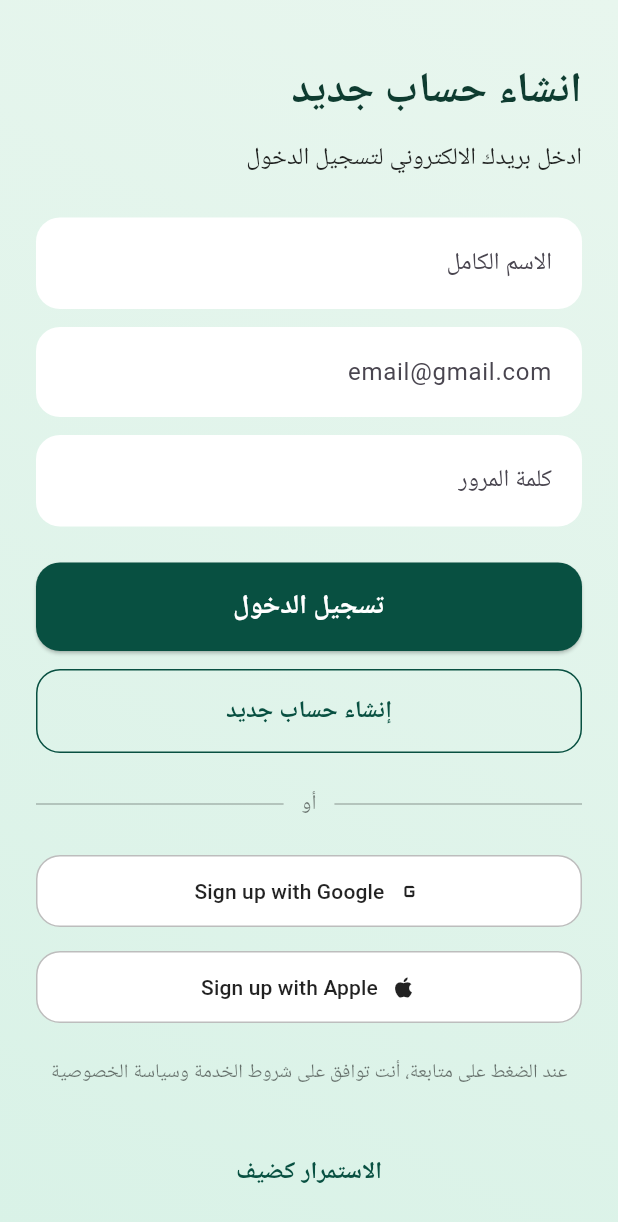
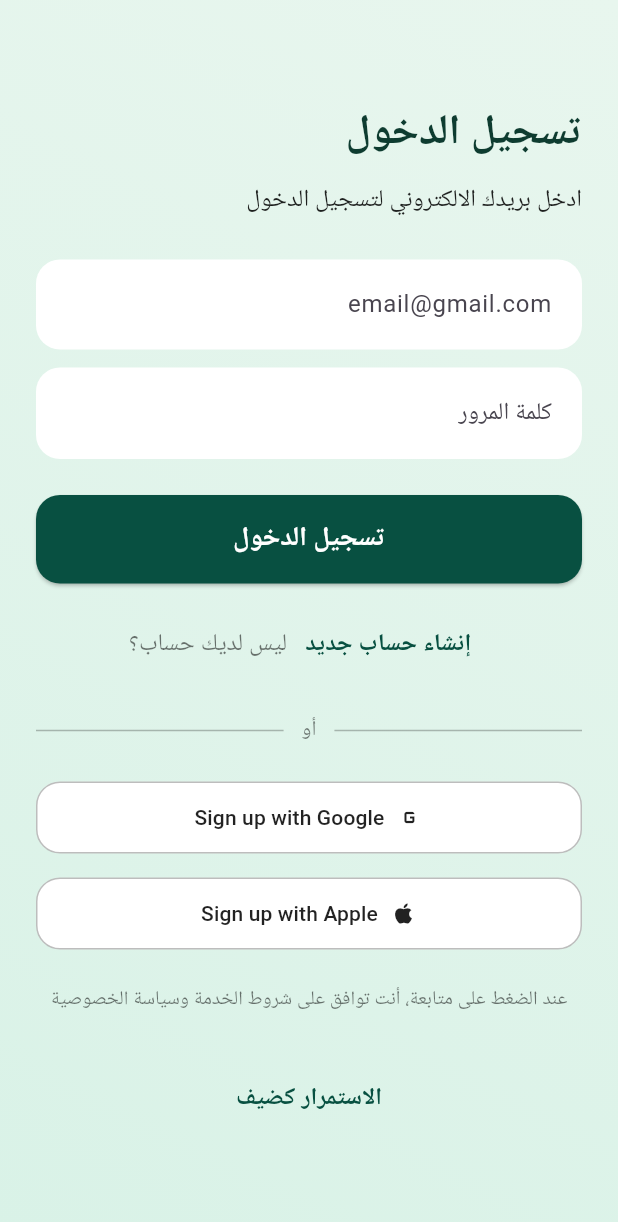
Before and after one commit to csrama/Portfolio_Project, a Flutter app: the screen it shows after launch, on a phone screen of 412 x 824 dp. Shown: the top 1222 px of the screen. Run offline on Flutter 3.47's test engine with Material 3 defaults, Android fonts, the phone set to English and light mode, and no system bars; our stand-ins replace google_sign_in.

Commit message:
fix: login network error, onboarding form split, RTL greeting, medication sheet cleanup

```diff
--- a/frontend/lib/views/onboarding/onboarding_screen.dart
+++ b/frontend/lib/views/onboarding/onboarding_screen.dart
@@ -15,6 +15,7 @@ class _OnboardingScreenState extends State<OnboardingScreen> {
   final _nameController = TextEditingController();
   final _passwordController = TextEditingController();
   bool _isLoading = false;
+  bool _isSignUp = false;
 
   @override
   void dispose() {
@@ -193,22 +194,23 @@ class _OnboardingScreenState extends State<OnboardingScreen> {
                   mainAxisAlignment: MainAxisAlignment.center,
                   crossAxisAlignment: CrossAxisAlignment.stretch,
                   children: [
-                    const Text(
-                      'انشاء حساب جديد',
+                    Text(
+                      _isSignUp ? 'انشاء حساب جديد' : 'تسجيل الدخول',
                       textAlign: TextAlign.right,
-                      style: TextStyle(
+                      style: const TextStyle(
                         fontSize: 28,
                         fontWeight: FontWeight.bold,
                         color: Color(0xFF0E3C30),
                       ),
                     ),
                     const SizedBox(height: 12),
-                    const Text(
-                      'ادخل بريدك الالكتروني لتسجيل الدخول',
+                    Text(
+                      _isSignUp ? 'ادخل بياناتك لإنشاء حساب جديد' : 'ادخل بريدك الالكتروني لتسجيل الدخول',
                       textAlign: TextAlign.right,
-                      style: TextStyle(fontSize: 16, color: Colors.black87),
+                      style: const TextStyle(fontSize: 16, color: Colors.black87),
                     ),
                     const SizedBox(height: 28),
+                    if (_isSignUp) ...[
                       TextField(
                         controller: _nameController,
                         textAlign: TextAlign.right,
@@ -227,6 +229,7 @@ class _OnboardingScreenState extends State<OnboardingScreen> {
                         ),
                       ),
                       const SizedBox(height: 12),
+                    ],
                     TextField(
                       controller: _emailController,
                       keyboardType: TextInputType.emailAddress,
@@ -275,7 +278,13 @@ class _OnboardingScreenState extends State<OnboardingScreen> {
                       ),
                       onPressed: _isLoading
                           ? null
-                          : () => _signInWithEmail(context),
+                          : () {
+                              if (_isSignUp) {
+                                _signUpWithEmail(context);
+                              } else {
+                                _signInWithEmail(context);
+                              }
+                            },
                       child: _isLoading
                           ? const SizedBox(
                               width: 20,
@@ -285,35 +294,35 @@ class _OnboardingScreenState extends State<OnboardingScreen> {
                                 color: Colors.white,
                               ),
                             )
-                          : const Text(
-                              'تسجيل الدخول',
-                              style: TextStyle(
+                          : Text(
+                              _isSignUp ? 'إنشاء حساب جديد' : 'تسجيل الدخول',
+                              style: const TextStyle(
                                 color: Colors.white,
                                 fontSize: 18,
                                 fontWeight: FontWeight.bold,
                               ),
                             ),
                     ),
-                    const SizedBox(height: 12),
-                    OutlinedButton(
-                      style: OutlinedButton.styleFrom(
-                        side: const BorderSide(color: Color(0xFF085041)),
-                        padding: const EdgeInsets.symmetric(vertical: 16),
-                        shape: RoundedRectangleBorder(
-                          borderRadius: BorderRadius.circular(16),
-                        ),
-                      ),
-                      onPressed: _isLoading
-                          ? null
-                          : () => _signUpWithEmail(context),
-                      child: const Text(
-                        'إنشاء حساب جديد',
-                        style: TextStyle(
+                    const SizedBox(height: 16),
+                    Row(
+                      mainAxisAlignment: MainAxisAlignment.center,
+                      children: [
+                        TextButton(
+                          onPressed: () => setState(() => _isSignUp = !_isSignUp),
+                          child: Text(
+                            _isSignUp ? 'تسجيل الدخول' : 'إنشاء حساب جديد',
+                            style: const TextStyle(
                               color: Color(0xFF085041),
                               fontSize: 16,
                               fontWeight: FontWeight.bold,
                             ),
                           ),
+                        ),
+                        Text(
+                          _isSignUp ? 'لديك حساب بالفعل؟' : 'ليس لديك حساب؟',
+                          style: const TextStyle(color: Colors.black54, fontSize: 16),
+                        ),
+                      ],
                     ),
                     const SizedBox(height: 24),
                     Row(
```
Also changed, not shown: frontend/lib/views/dashboard/home_screen.dart (+71 -67 lines), 3 other files. Lines whose indentation alone changed are shown as unchanged.
